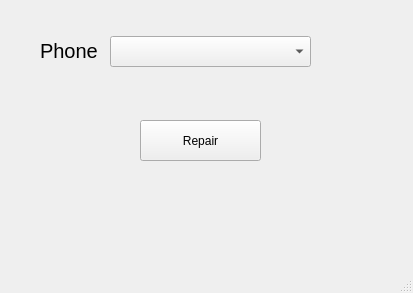
Above: tiendaMoviles/mainwindow.ui from ChristopherCousin/PhoneShop before the change. Below: the same form after it.
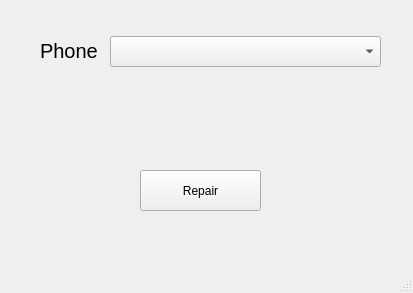
That is the form after the change.

Patch:
```diff
--- a/tiendaMoviles/mainwindow.ui
+++ b/tiendaMoviles/mainwindow.ui
@@ -18,7 +18,7 @@
     <property name="geometry">
      <rect>
       <x>140</x>
-      <y>120</y>
+      <y>170</y>
       <width>121</width>
       <height>41</height>
      </rect>
@@ -32,7 +32,7 @@
      <rect>
       <x>110</x>
       <y>36</y>
-      <width>201</width>
+      <width>271</width>
       <height>31</height>
      </rect>
     </property>
```
